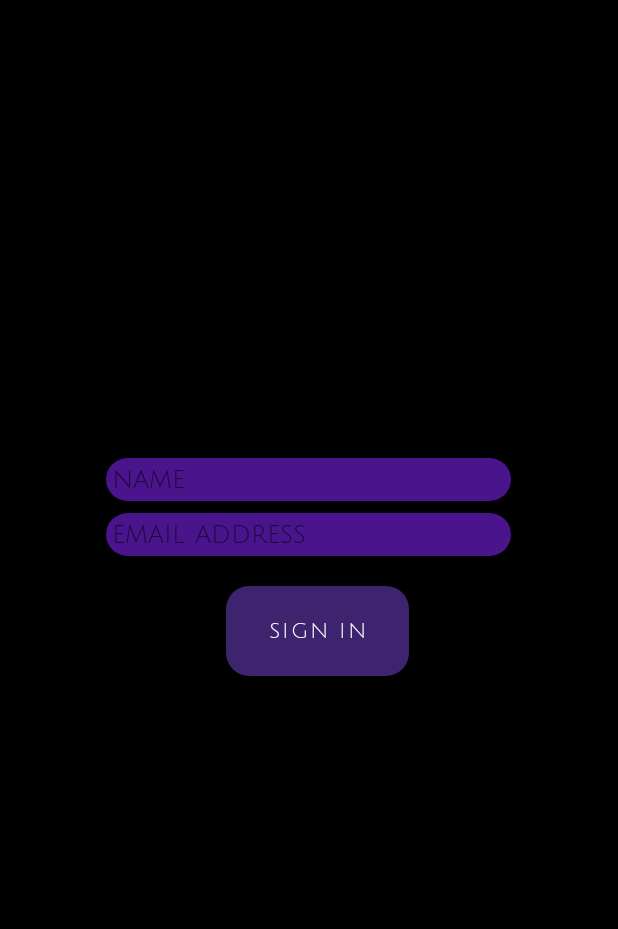
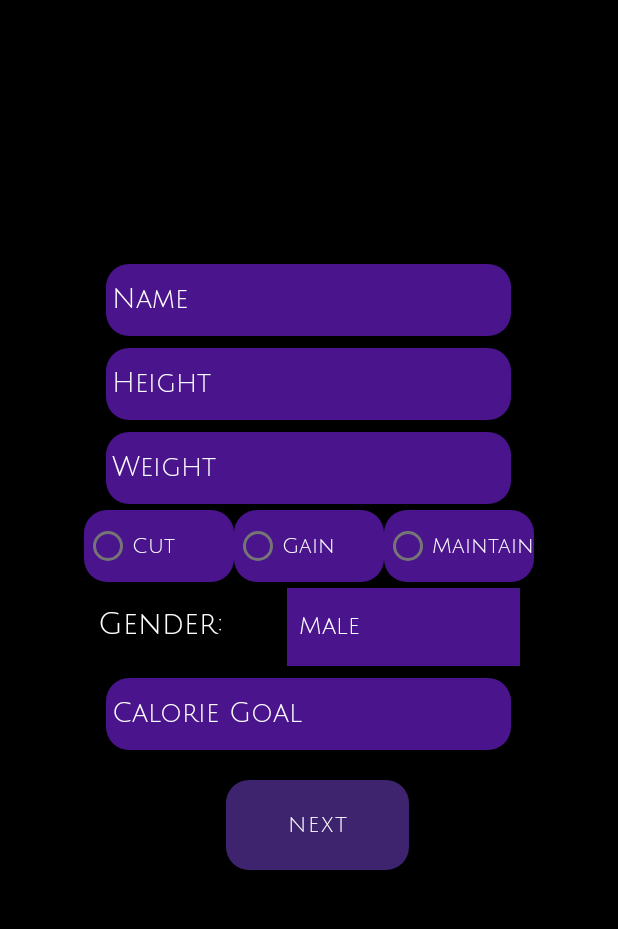
Before and after one commit to CharlesC234/MobileDeviceAppsProject, an Android app: the screen it shows after launch (LoginActivity), on a phone screen of 412 x 824 dp, the part 84-1013 px from its top. Run offline under Robolectric (Android 15) with nearby library versions, the phone set to English and light mode, and no system bars.

```diff
--- a/TeamProject/app/src/main/java/edu/floridapoly/mobiledeviceapps/fall23/cahillcharles/TeamProject/LoginActivity.java
+++ b/TeamProject/app/src/main/java/edu/floridapoly/mobiledeviceapps/fall23/cahillcharles/TeamProject/LoginActivity.java
@@ -1,62 +1,111 @@
 package edu.floridapoly.mobiledeviceapps.fall23.cahillcharles.TeamProject;
+
+import static java.security.AccessController.getContext;
 
 import androidx.appcompat.app.AppCompatActivity;
 
+import android.content.Context;
 import android.content.Intent;
 import android.graphics.Bitmap;
 import android.net.Uri;
 import android.os.Bundle;
+import android.util.Log;
 import android.view.View;
+import android.widget.AdapterView;
+import android.widget.ArrayAdapter;
 import android.widget.Button;
 import android.widget.EditText;
+import android.widget.RadioButton;
+import android.widget.Spinner;
+import android.widget.TextView;
 import android.widget.Toast;
 
-public class LoginActivity extends AppCompatActivity {
+public class LoginActivity extends AppCompatActivity implements AdapterView.OnItemSelectedListener  {
 
-    // Declare button variables
-    EditText uploadName, uploadEmail;
-    Button signInBtn;
-    DatabaseHelper databaseHelper;
+    // varies for textView, RadioButton, and Spinner
+    EditText uploadNameTextView;
+    EditText uploadHeightTextView;
+    EditText uploadWeightTextView;
+    EditText uploadCalorieTextView;
+    RadioButton radioCut, radioGain, radioMaintain;
+    Spinner spinner;
+    Button nextBtn;
+
 
     @Override
     protected void onCreate(Bundle savedInstanceState) {
         super.onCreate(savedInstanceState);
         setContentView(R.layout.activity_login);
 
-        uploadName = findViewById(R.id.uploadName);
-        uploadEmail= findViewById(R.id.uploadEmail);
-        signInBtn = findViewById(R.id.signInButton);
-        databaseHelper = new DatabaseHelper(this);
+        // find textViews
+        uploadNameTextView = findViewById(R.id.uploadName);
+        uploadHeightTextView = findViewById(R.id.uploadHeight);
+        uploadWeightTextView = findViewById(R.id.uploadWeight);
+        uploadCalorieTextView = findViewById(R.id.uploadCalorie);
+
+        // find button
+        nextBtn = findViewById(R.id.nextButton);
+
+        // Initialize RadioButton variables
+        radioCut = findViewById(R.id.radio_cut);
+        radioGain = findViewById(R.id.radio_gain);
+        radioMaintain = findViewById(R.id.radio_maintain);
+
+        Spinner spinner = (Spinner) findViewById(R.id.gender_spinner);
+
+        // Create an ArrayAdapter using the string array and a default spinner layout.
+        ArrayAdapter<CharSequence> adapter = ArrayAdapter.createFromResource(
+                this,
+                R.array.gender,
+                android.R.layout.simple_spinner_item
+        );
+        // Specify the layout to use when the list of choices appears.
+        adapter.setDropDownViewResource(android.R.layout.simple_spinner_dropdown_item);
+        // Apply the adapter to the spinner.
+        spinner.setAdapter(adapter);
+        // Set the listener for item selection
+        spinner.setOnItemSelectedListener(this);
+
+        // Set the background color of the spinner
+        spinner.setBackgroundColor(getResources().getColor(R.color.your_color));
+
 
         // to save user information in database
-        signInBtn.setOnClickListener(new View.OnClickListener() {
+        nextBtn.setOnClickListener(new View.OnClickListener() {
             @Override
             public void onClick(View view) {
-                storeInfo();
+                Intent intent = new Intent(LoginActivity.this, MainScreen.class);
+                startActivity(intent);
             }
         });
 
     }
 
-    // Function to store user info in data
-    private void storeInfo(){
-        if(!uploadName.getText().toString().isEmpty() && !uploadEmail.getText().toString().isEmpty()){
-            databaseHelper.storeData(new ProfileModelClass(uploadName.getText().toString(),uploadEmail.getText().toString(),0,0,null));
-            Intent intent = new Intent(LoginActivity.this, MainScreen.class);
-            startActivity(intent);
+    // Implement the onItemSelected method of the OnItemSelectedListener interface
+    @Override
+    public void onItemSelected(AdapterView<?> parent, View view, int pos, long id) {
+        // An item is selected. You can retrieve the selected item using
+        // parent.getItemAtPosition(pos).
 
-            // Toast to show navigation to new screen
-            Toast toast = Toast.makeText(this, "Proceeding to Home Screen", Toast.LENGTH_SHORT);
-            toast.show();
+        ((TextView) parent.getChildAt(0)).setTextColor(0XFFFFFFFF);
 
-        } else{
-            // If fields are empty
-            Toast.makeText(this, "Please enter your information",Toast.LENGTH_SHORT).show();
-        }
+        String selectedGender = parent.getItemAtPosition(pos).toString();
+        // Handle the selected item as needed
+
     }
+
+    // Implement the onNothingSelected method of the OnItemSelectedListener interface
+    @Override
+    public void onNothingSelected(AdapterView<?> parent) {
+        // Another interface callback.
+    }
+
+
 
     @Override
     public void onBackPressed(){
         onBackPressed();
     }
+
+
 }
--- /dev/null
+++ b/TeamProject/app/src/main/res/drawable/rounded_radio.xml
@@ -0,0 +1,13 @@
+<?xml version="1.0" encoding="utf-8"?>
+<!--  res/drawable/rounded_edittext.xml -->
+<shape xmlns:android="http://schemas.android.com/apk/res/android"
+    android:shape="rectangle"
+    android:padding="10dp">
+
+    <solid android:color="#4A148C" />
+    <corners
+        android:bottomRightRadius="15dp"
+        android:bottomLeftRadius="15dp"
+        android:topLeftRadius="15dp"
+        android:topRightRadius="15dp" />
+</shape>
--- a/TeamProject/app/src/main/res/layout/activity_login.xml
+++ b/TeamProject/app/src/main/res/layout/activity_login.xml
@@ -13,23 +13,104 @@
     <EditText
         android:id="@+id/uploadName"
         android:layout_width="270dp"
-        android:layout_height="wrap_content"
+        android:layout_height="48dp"
         android:padding="4dp"
         android:layout_margin="4dp"
-        android:textColor="#FFFFFF"
-        android:hint="name"
+        android:textColorHint="#FFFFFF"
+        android:hint="Name"
         android:background="@drawable/rounded_edittext"/>
 
+    <EditText
+        android:id="@+id/uploadHeight"
+        android:layout_width="270dp"
+        android:layout_height="48dp"
+        android:padding="4dp"
+        android:layout_margin="4dp"
+        android:textColorHint="#FFFFFF"
+        android:hint="Height"
+        android:background="@drawable/rounded_edittext"/>
+
+    <EditText
+        android:id="@+id/uploadWeight"
+        android:layout_width="270dp"
+        android:layout_height="48dp"
+        android:padding="4dp"
+        android:layout_margin="4dp"
+        android:textColorHint="#FFFFFF"
+        android:hint="Weight"
+        android:background="@drawable/rounded_edittext"/>
+
+    <ScrollView
+        android:layout_width="match_parent"
+        android:layout_height="wrap_content">
+
+        <RadioGroup
+            android:layout_width="match_parent"
+            android:layout_height="wrap_content"
+            android:gravity="center"
+            android:orientation="horizontal"
+            android:weightSum="1"
+            tools:ignore="ExtraText">
+
+            <RadioButton
+                android:id="@+id/radio_cut"
+                android:layout_width="100dp"
+                android:layout_height="wrap_content"
+                android:textColor="#FFFFFF"
+                android:background="@drawable/rounded_radio"
+                android:text="Cut" />
+
+            <RadioButton
+                android:id="@+id/radio_gain"
+                android:layout_width="100dp"
+                android:layout_height="wrap_content"
+                android:background="@drawable/rounded_radio"
+                android:textColor="#FFFFFF"
+                android:text="Gain"/>
+
+            <RadioButton
+                android:id="@+id/radio_maintain"
+                android:layout_width="100dp"
+                android:layout_height="wrap_content"
+                android:textColor="#FFFFFF"
+                android:background="@drawable/rounded_radio"
+                android:text="Maintain" />
+        </RadioGroup>
+    </ScrollView>
+
+    <LinearLayout
+        android:layout_width="wrap_content"
+        android:layout_margin="4dp"
+        android:layout_height="wrap_content">
+
+        <TextView
+            android:id="@+id/uploadGender"
+            android:layout_width="126dp"
+            android:layout_height="45dp"
+            android:orientation="horizontal"
+            android:gravity="left|center"
+            android:text="Gender: "
+            android:textSize="20sp"
+
+            android:textColor="#FFFFFF" />
+
+        <Spinner
+            android:id="@+id/gender_spinner"
+            android:layout_width="155dp"
+            android:layout_height="52dp"
+            android:background="@drawable/rounded_edittext"
+            android:textColor="#FFFFFF" />
+    </LinearLayout>
 
 
     <EditText
-        android:id="@+id/uploadEmail"
+        android:id="@+id/uploadCalorie"
         android:layout_width="270dp"
-        android:layout_height="wrap_content"
+        android:layout_height="48dp"
         android:padding="4dp"
         android:layout_margin="4dp"
-        android:textColor="#FFFFFF"
-        android:hint="email address"
+        android:textColorHint="#FFFFFF"
+        android:hint="Calorie Goal"
         android:background="@drawable/rounded_edittext"/>
 
     <LinearLayout
@@ -38,18 +119,13 @@
         android:orientation="horizontal">
 
         <Button
-            android:id="@+id/signInButton"
+            android:id="@+id/nextButton"
             android:layout_width="122dp"
             android:layout_height="wrap_content"
             android:layout_margin="16dp"
             android:padding="16dp"
             android:textColor="#FFFFFF"
-            android:text="Sign in"
+            android:text="Next"
             android:background="@drawable/sign_in_button"/>
-
-
     </LinearLayout>
-
-
-
 </LinearLayout>
--- a/TeamProject/app/src/main/res/values/colors.xml
+++ b/TeamProject/app/src/main/res/values/colors.xml
@@ -12,4 +12,6 @@
     <color name="light_purple">#BB9CF2</color>
     <color name="dark_black">#2D2D2D</color>
     <color name="pale_grey">#3F3F3F</color>
+    <color name="your_color">#4A148C</color>
+    <color name="text_color">#FFFFFFFF</color>
 </resources>
--- a/TeamProject/app/src/main/res/values/strings.xml
+++ b/TeamProject/app/src/main/res/values/strings.xml
@@ -9,4 +9,24 @@
         <item>workout 4</item>
         <item>workout 5</item>
     </string-array>
+
+
+    <!-- values for the gender array-->
+    <string-array name="gender">
+        <item>Male</item>
+        <item>Female</item>
+        <item>Other</item>
+        <item>Prefer Not to Answer</item>
+    </string-array>
+
+    <!-- keys for the shared preferences -->
+    <string name="height_key">Height</string>
+    <string name="wight_key">Weight</string>
+    <string name="name_key">Name</string>
+    <string name="calorie_key">Calorie</string>
+    <string name="spinner_key">Gender</string>
+    <string name="radio_cut_key">Cut</string>
+    <string name="radio_gain_key">Gain</string>
+    <string name="radio_maintain_key">Maintain</string>
+
 </resources>
--- a/TeamProject/app/src/main/res/values/styles.xml
+++ b/TeamProject/app/src/main/res/values/styles.xml
@@ -4,4 +4,5 @@
             <item name="android:textColor">#FFFFFFFF</item>
             <item name="android:fontFamily">@font/julius_sansone</item>
     </style>
+
 </resources>
```
Also changed, not shown: 528 other files.
